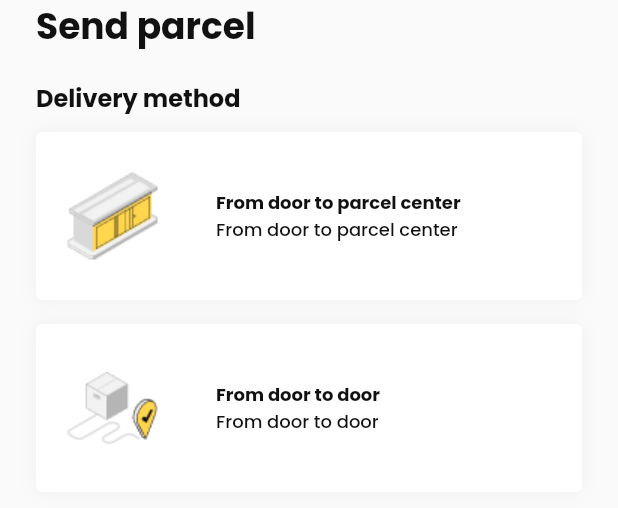
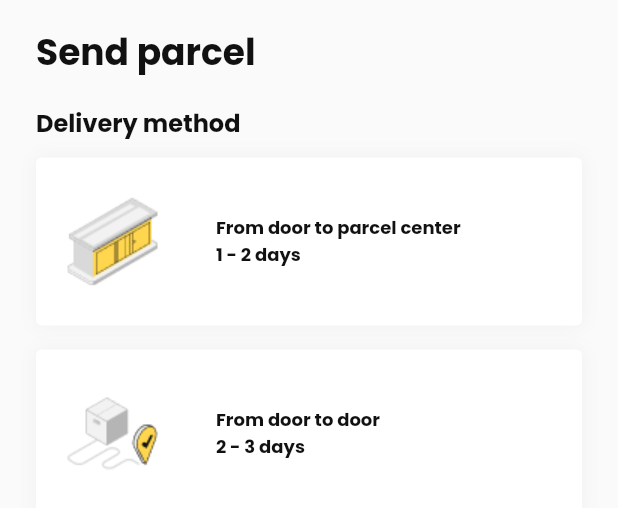
Before and after one commit to aisyahnadhira/flutter_parcel_shipping_app, a Flutter app: the SendParcelDetailScreen widget shown alone on an empty page, opened directly, on a phone screen of 412 x 824 dp. Shown: the top 508 px of the screen. Run offline on Flutter 3.47's test engine with Material 2 defaults, Android fonts, the phone set to English and light mode, and no system bars; our stand-ins replace flutter_svg, google_fonts; network calls fail.

Commit message:
fix screen and widgets

```diff
--- a/lib/ui/screens/send_parcel_checkout_screen.dart
+++ b/lib/ui/screens/send_parcel_checkout_screen.dart
@@ -20,6 +20,7 @@ class _SendParcelCheckoutScreenState extends State<SendParcelCheckoutScreen> {
           ),
           child: ListView(
             children: [
+              const SizedBox(height: 17),
               Text(
                 'Checkout',
                 style: Theme.of(context).textTheme.headline1,
@@ -185,7 +186,7 @@ class _SendParcelCheckoutScreenState extends State<SendParcelCheckoutScreen> {
               ),
               style: Theme.of(context).textButtonTheme.style,
             ),
-          )
+          ),
         ],
       ),
     );
--- a/lib/ui/screens/send_parcel_detail_screen.dart
+++ b/lib/ui/screens/send_parcel_detail_screen.dart
@@ -18,6 +18,7 @@ class _SendParcelDetailScreenState extends State<SendParcelDetailScreen> {
         ),
         child: ListView(
           children: [
+            const SizedBox(height: 17),
             Text(
               'Send parcel',
               style: Theme.of(context).textTheme.headline1,
--- a/lib/ui/screens/send_parcel_screen.dart
+++ b/lib/ui/screens/send_parcel_screen.dart
@@ -13,6 +13,7 @@ class SendParcelScreen extends StatelessWidget {
         ),
         child: ListView(
           children: [
+            const SizedBox(height: 17),
             Text(
               'Send parcel',
               style: Theme.of(context).textTheme.headline1,
--- a/lib/ui/widgets/my_parcel_delivery_method.dart
+++ b/lib/ui/widgets/my_parcel_delivery_method.dart
@@ -67,8 +67,8 @@ class _MyParcelDeliveryMethodState extends State<MyParcelDeliveryMethod> {
                     style: Theme.of(context).textTheme.headline4,
                   ),
                   Text(
-                    widget.parcelDeliveryMethod,
-                    style: Theme.of(context).textTheme.headline5,
+                    widget.parcelDeliveryDuration,
+                    style: Theme.of(context).textTheme.headline4,
                   )
                 ],
               )
--- a/pubspec.yaml
+++ b/pubspec.yaml
@@ -36,6 +36,7 @@ dependencies:
   cupertino_icons: ^1.0.2
   google_fonts: ^2.3.1
   flutter_svg: ^1.0.3
+  google_maps_flutter: ^2.1.2
 
 dev_dependencies:
   flutter_test:
```
Also changed, not shown: lib/ui/screens/home_screen.dart (+7 -2 lines), pubspec.lock.
